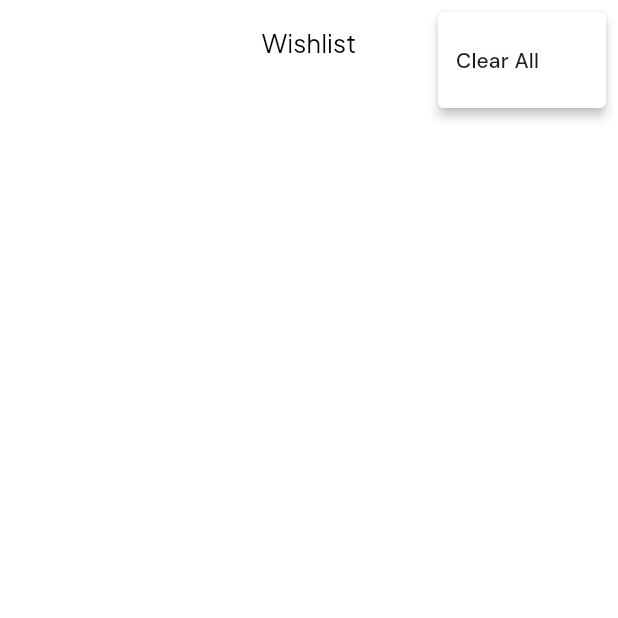
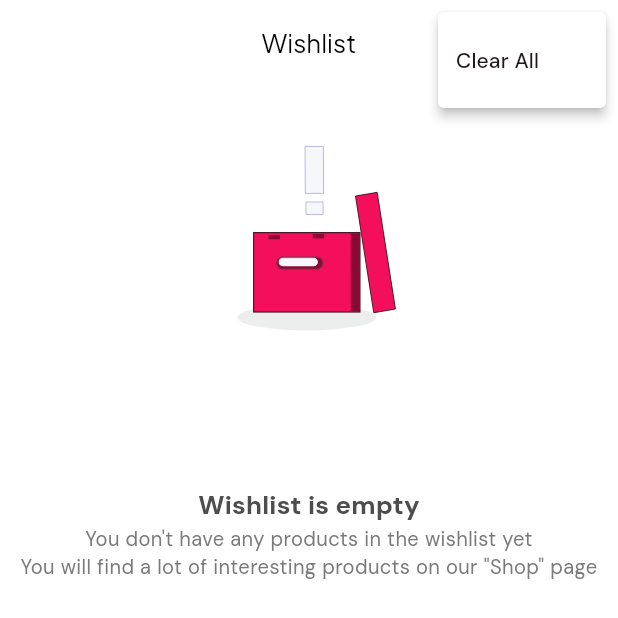
Before and after one commit to chitkoo/Flutter-Ecommerce-App, a Flutter app: the WishlistPage screen opened directly, after a tap on the "more vert" icon, on a phone screen of 412 x 824 dp. Shown: the top 618 px of the screen. Run offline on Flutter 3.47's test engine with Material 3 defaults, Android fonts, the phone set to English and light mode, and no system bars; our stand-ins replace bloc, cached_network_image, equatable, flutter_bloc, freezed_annotation, google_fonts and 3 more; network calls fail.

Commit message:
added empty wishlist

```diff
--- a/lib/wishlist/view/wishlist_page.dart
+++ b/lib/wishlist/view/wishlist_page.dart
@@ -17,13 +17,18 @@ class WishlistPage extends StatelessWidget {
           const WishlistAppbar(),
           BlocBuilder<WishlistBloc, WishlistState>(
             builder: (context, state) {
+              if (state.wishlist.isEmpty) {
+                return const EmptyWishlistWidget();
+              }
               return SliverPadding(
                 padding: EdgeInsets.symmetric(horizontal: 5.w, vertical: 2.5.w),
                 sliver: SliverList.separated(
                   itemCount: state.wishlist.length,
                   itemBuilder: (BuildContext context, int index) {
                     final wishlistProduct = state.wishlist[index];
-                    return  WishlistItem(product: wishlistProduct,);
+                    return WishlistItem(
+                      product: wishlistProduct,
+                    );
                   },
                   separatorBuilder: (context, index) {
                     return Container(
--- /dev/null
+++ b/lib/wishlist/widgets/empty_wishlist.dart
@@ -0,0 +1,57 @@
+
+import 'package:flutter/material.dart';
+import 'package:lottie/lottie.dart';
+import 'package:responsive_sizer/responsive_sizer.dart';
+
+import '../../utils/colors.dart';
+
+class EmptyWishlistWidget extends StatelessWidget {
+  const EmptyWishlistWidget({
+    super.key,
+  });
+
+  @override
+  Widget build(BuildContext context) {
+    return SliverPadding(
+      padding: EdgeInsets.symmetric(horizontal: 2.5.w),
+      sliver: SliverToBoxAdapter(
+        child: Column(
+          mainAxisSize: MainAxisSize.min,
+          children: [
+            Lottie.asset(
+              'assets/animations/empty_wishlist.json',
+              width: 50.w,
+              height: 50.w,
+              fit: BoxFit.cover,
+            ),
+            SizedBox(
+              height: 15.w,
+            ),
+            Text(
+              'Wishlist is empty',
+              textAlign: TextAlign.center,
+              style: Theme.of(context).textTheme.titleMedium?.copyWith(
+                    fontWeight: FontWeight.bold,
+                    color: primaryDark,
+                  ),
+            ),
+            Text(
+              'You don\'t have any products in the wishlist yet',
+              textAlign: TextAlign.center,
+              style: Theme.of(context).textTheme.bodyMedium?.copyWith(
+                    color: secondaryDark,
+                  ),
+            ),
+            Text(
+              'You will find a lot of interesting products on our "Shop" page',
+              textAlign: TextAlign.center,
+              style: Theme.of(context).textTheme.bodyMedium?.copyWith(
+                    color: secondaryDark,
+                  ),
+            ),
+          ],
+        ),
+      ),
+    );
+  }
+}
--- a/lib/wishlist/widgets/widgets.dart
+++ b/lib/wishlist/widgets/widgets.dart
@@ -1,2 +1,3 @@
 export 'wishlist_item.dart' show WishlistItem;
 export 'wishlist_app_bar.dart' show WishlistAppbar;
+export 'empty_wishlist.dart' show EmptyWishlistWidget;
```
Also changed, not shown: assets/animations/empty_wishlist.json (added, +1 -0 lines).
